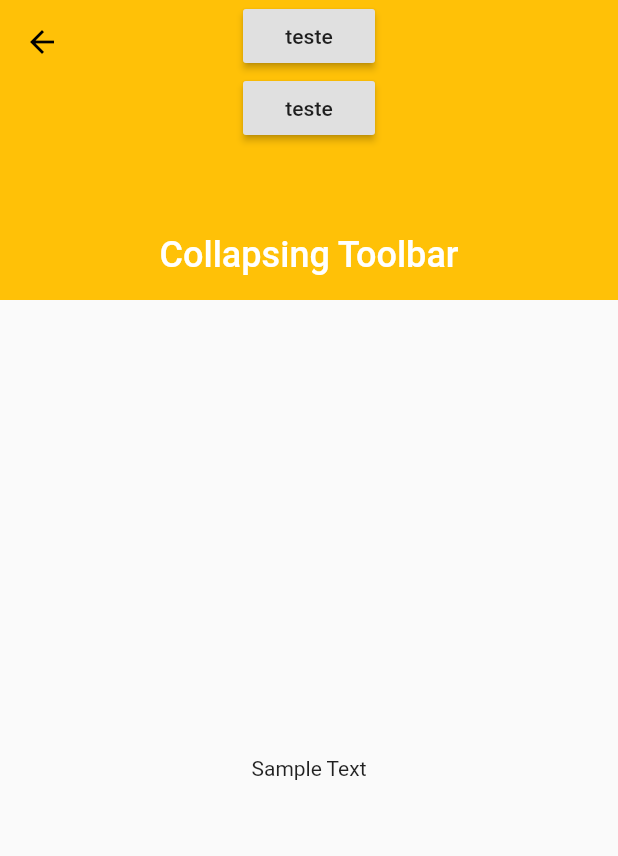
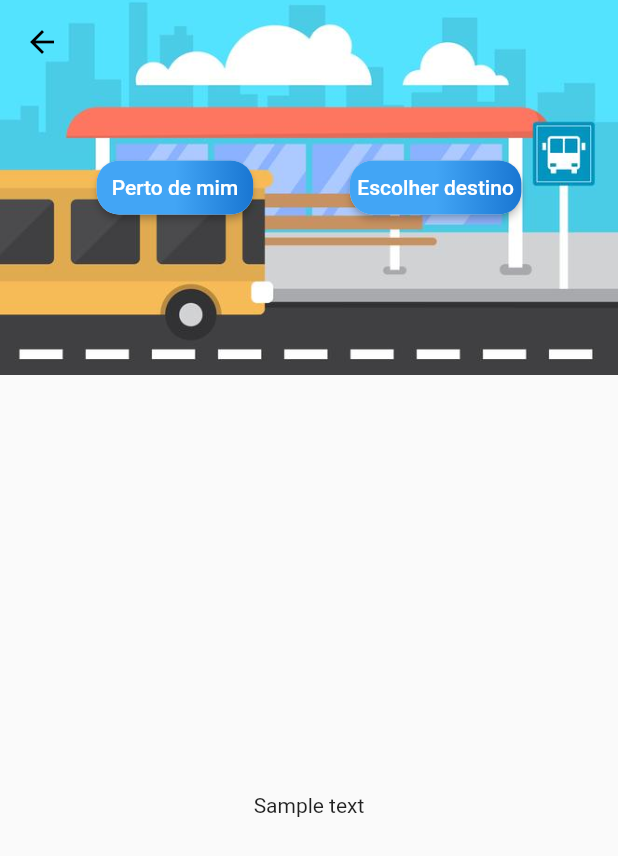
Before and after one commit to GabrielPerico/BusRoutes, a Flutter app: the home screen opened directly, on a phone screen of 412 x 824 dp. Shown: the top 856 px of the screen. Run offline on Flutter 3.47's test engine with Material 2 defaults, Android fonts, the phone set to English and light mode, and no system bars; our stand-ins replace geolocator.

Commit message:
e outro dia se passa

```diff
--- a/lib/ui/page.dart
+++ b/lib/ui/page.dart
@@ -9,35 +9,134 @@ class _homeState extends State<home> {
   @override
   Widget build(BuildContext context) {
     return Scaffold(
-      body: NestedScrollView(
+      body: DefaultTabController(
+        length: 2,
+        child: NestedScrollView(
           headerSliverBuilder: (BuildContext context, bool innerBoxIsScrolled) {
             return <Widget>[
               SliverAppBar(
-              expandedHeight: 200.0,
+                expandedHeight: 250.0,
                 floating: false,
-              pinned: true,
+                pinned: false,
                 flexibleSpace: FlexibleSpaceBar(
-
                   centerTitle: true,
-                  title: Text("Collapsing Toolbar",
-                      style: TextStyle(
-                        color: Colors.white,
-                        fontSize: 16.0,
-                      )),
-                  background: Column(
+                  background: Stack(
                     children: <Widget>[
-            RaisedButton(onPressed: (){},child: Text('teste'),),
-            RaisedButton(onPressed: (){},child: Text('teste'),),
-
+                      new Container(
+                        decoration: new BoxDecoration(
+                          image: new DecorationImage(
+                            image: new AssetImage("img/busstop.jpg"),
+                            fit: BoxFit.cover,
+                          ),
+                        ),
+                      ),
+                      new Center(
+                        child: Row(
+                          mainAxisAlignment: MainAxisAlignment.spaceEvenly,
+                          mainAxisSize: MainAxisSize.max,
+                          crossAxisAlignment: CrossAxisAlignment.start,
+                          children: <Widget>[
+                            RaisedButton(
+                              onPressed: () {print('btn1');},
+                              textColor: Colors.white,
+                              padding: const EdgeInsets.all(0.0),
+                              shape: RoundedRectangleBorder(
+                                  borderRadius: BorderRadius.circular(15.0)),
+                              child: Container(
+                                decoration: const BoxDecoration(
+                                    gradient: LinearGradient(
+                                      begin: Alignment.center,
+                                      colors: <Color>[
+                                        Color(0xFF42A5F5),
+                                        Color(0xFF1976D2),
+                                      ],
+                                    ),
+                                    borderRadius: BorderRadius.all(
+                                        Radius.circular(15.0))),
+                                padding:
+                                    const EdgeInsets.fromLTRB(10, 10, 10, 10),
+                                child: const Text(
+                                  'Perto de mim',
+                                ),
+                              ),
+                            ),
+                            RaisedButton(
+                              onPressed: () {print('btn2');},
+                              textColor: Colors.white,
+                              padding: const EdgeInsets.all(0.0),
+                              shape: RoundedRectangleBorder(
+                                  borderRadius: BorderRadius.circular(15.0)),
+                              child: Container(
+                                decoration: const BoxDecoration(
+                                    gradient: LinearGradient(
+                                      begin: Alignment.center,
+                                      colors: <Color>[
+                                        Color(0xFF42A5F5),
+                                        Color(0xFF1976D2),
+                                      ],
+                                    ),
+                                    borderRadius: BorderRadius.all(
+                                        Radius.circular(15.0))),
+                                padding:
+                                    const EdgeInsets.fromLTRB(5, 10, 5, 10),
+                                child: const Text(
+                                  'Escolher destino',
+                                ),
+                              ),
+                            )
+                          ],
+                        ),
+                      )
                     ],
                   ),
                 ),
-            )];
+              ),
+            ];
           },
           body: Center(
-          child: Text("Sample Text"),
+            child: Text("Sample text"),
+          ),
         ),
       ),
     );
   }
 }
+
+/*
+background: Stack(
+                  children: <Widget>[
+                    new Container(
+                      decoration: new BoxDecoration(
+                        image: new DecorationImage(image: new AssetImage("images/background.jpg"), fit: BoxFit.cover,),
+                      ),
+                    ),
+                    new Center(
+                      child: new Text("Hello background"),
+                    )
+                  ],
+                ),
+
+
+
+
+
+Center(
+                      child: Row(
+                        children: <Widget>[
+                          RaisedButton(
+                            onPressed: () {},
+                            child: Text('Procurar Perto'),
+                          ),
+                          Padding(
+                            padding: EdgeInsets.symmetric(horizontal: 10),
+                          ),
+                          RaisedButton(
+                            onPressed: () {},
+                            child: Text('Selecionar Destino'),
+                          ),
+                        ],
+                        mainAxisAlignment: MainAxisAlignment.center,
+                        crossAxisAlignment: CrossAxisAlignment.center,
+                      ),
+                    ),
+ */
```
Also changed, not shown: img/busstop.jpg (added). Lines whose indentation alone changed are shown as unchanged.
